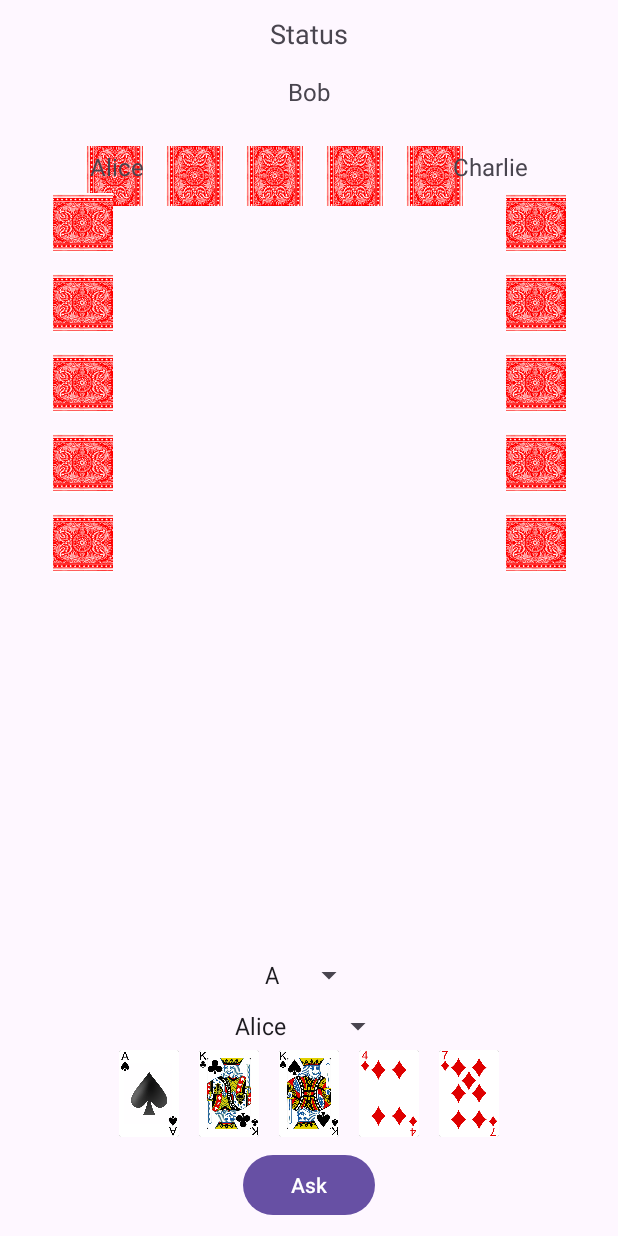
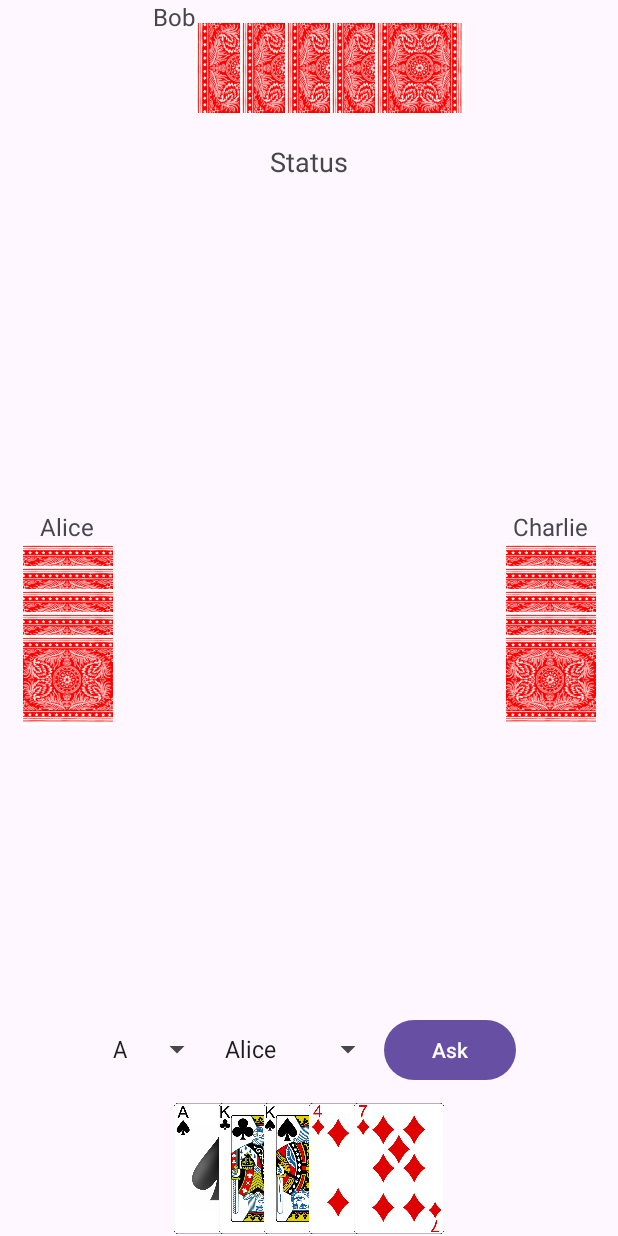
Before and after one commit to hoangvu27/NIT6150FishingCardGame, an Android app: the screen it shows after launch (MainActivity), on a phone screen of 412 x 824 dp. Run offline under Robolectric (Android 15) with nearby library versions, the phone set to English and light mode, and no system bars.

Commit message:
Create fan-like effect for all hands. Fix minor bugs.

```diff
--- a/app/src/main/java/com/example/fishingcardgame/Card.java
+++ b/app/src/main/java/com/example/fishingcardgame/Card.java
@@ -3,7 +3,7 @@ package com.example.fishingcardgame;
 public class Card {
     private String suit;
     private String rank;
-    public static int cardWidth = 40;
+    public static int cardWidth = 60;
     public static int cardHeight = 90;
 
     public Card(String suit, String rank) {
--- a/app/src/main/java/com/example/fishingcardgame/MainActivity.java
+++ b/app/src/main/java/com/example/fishingcardgame/MainActivity.java
@@ -90,12 +90,18 @@ public class MainActivity extends AppCompatActivity {
 
     private void updatePlayerHandView() {
         playerHandView.removeAllViews();
-        for (Card card : game.getHumanPlayer().getHand()) {
+        for (int i = 0; i < game.getHumanPlayer().getHand().size(); i++) {
+            Card card = game.getHumanPlayer().getHand().get(i);
             ImageView cardView = new ImageView(this);
             @SuppressLint("DiscouragedApi") int resId = getResources().getIdentifier( card.getImageName() , "drawable", getPackageName());
             cardView.setImageResource(resId);
             LinearLayout.LayoutParams params = new LinearLayout.LayoutParams(cardWidth, cardHeight);
-            params.setMargins(10, 0, 10, 0);
+            // Apply a negative margin to overlap the cards
+            if (i > 0) {
+                params.setMargins(-(cardWidth / 2), 0, 0, 0);
+            } else {
+                params.setMargins(0, 0, 0, 0);
+            }
             cardView.setLayoutParams(params);
             playerHandView.addView(cardView);
         }
@@ -108,10 +114,16 @@ public class MainActivity extends AppCompatActivity {
         charlieCardsView.removeAllViews();
 
         for (int i = 0; i < game.getBotPlayers().get(0).getHand().size(); i++) {
+            Card card = game.getBotPlayers().get(0).getHand().get(i);
             ImageView cardBackView = new ImageView(this);
             cardBackView.setImageResource(R.drawable.card_back);
             LinearLayout.LayoutParams params = new LinearLayout.LayoutParams(cardHeight , cardWidth);
-            params.setMargins(0, 10, 0, 10);
+            // Apply a negative margin to overlap the cards
+            if (i > 0) {
+                params.setMargins(0, -(cardHeight / 2), 0, 0);
+            } else {
+                params.setMargins(0, 0, 0, 0);
+            }
             cardBackView.setLayoutParams(params);
             cardBackView.setRotation(90);
             aliceCardsView.addView(cardBackView);
@@ -121,7 +133,12 @@ public class MainActivity extends AppCompatActivity {
             ImageView cardBackView = new ImageView(this);
             cardBackView.setImageResource(R.drawable.card_back);
             LinearLayout.LayoutParams params = new LinearLayout.LayoutParams(cardWidth, cardHeight);
-            params.setMargins(10, 0, 10, 0);
+            // Apply a negative margin to overlap the cards
+            if (i > 0) {
+                params.setMargins(-(cardWidth / 2), 0, 0, 0);
+            } else {
+                params.setMargins(0, 0, 0, 0);
+            }
             cardBackView.setLayoutParams(params);
             bobCardsView.addView(cardBackView);
         }
@@ -130,7 +147,12 @@ public class MainActivity extends AppCompatActivity {
             ImageView cardBackView = new ImageView(this);
             cardBackView.setImageResource(R.drawable.card_back);
             LinearLayout.LayoutParams params = new LinearLayout.LayoutParams(cardHeight , cardWidth);
-            params.setMargins(0, 10, 0, 10);
+            // Apply a negative margin to overlap the cards
+            if (i > 0) {
+                params.setMargins(0, -(cardHeight / 2), 0, 0);
+            } else {
+                params.setMargins(0, 0, 0, 0);
+            }
             cardBackView.setLayoutParams(params);
             cardBackView.setRotation(90);
             charlieCardsView.addView(cardBackView);
--- a/app/src/main/res/layout/activity_main.xml
+++ b/app/src/main/res/layout/activity_main.xml
@@ -5,22 +5,23 @@
     android:layout_height="match_parent"
     tools:context=".MainActivity">
 
-    <TextView
-        android:id="@+id/statusText"
+    <LinearLayout
+        android:id="@+id/bobCardsContainer"
         android:layout_width="wrap_content"
         android:layout_height="wrap_content"
-        android:layout_marginTop="10dp"
+        android:layout_alignParentTop="true"
+        android:layout_centerVertical="true"
         android:layout_centerHorizontal="true"
-        android:text="Status"
-        android:textSize="18sp" />
+        android:layout_marginTop="0dp"
+        android:gravity="center_horizontal"
+        android:orientation="horizontal">
 
-    <!-- Bob's Cards (Top) -->
         <TextView
             android:id="@+id/bobName"
             android:layout_width="wrap_content"
             android:layout_height="wrap_content"
             android:layout_centerHorizontal="true"
-        android:layout_marginTop="50dp"
+            android:layout_marginTop="0dp"
             android:text="Bob"
             android:textSize="16sp" />
 
@@ -28,54 +29,111 @@
             android:id="@+id/bobCards"
             android:layout_width="wrap_content"
             android:layout_height="wrap_content"
-        android:layout_below="@id/bobName"
+            android:layout_centerHorizontal="true"
             android:orientation="horizontal"
-        android:gravity="center_horizontal"
-        android:layout_marginLeft="50dp"/>
+            android:gravity="center_horizontal" />
+
+    </LinearLayout>
+
+    <!-- Bob's Cards (Top) -->
 
 
-    <!-- Alice's Cards (Left) -->
+
+    <TextView
+        android:id="@+id/statusText"
+        android:layout_width="wrap_content"
+        android:layout_height="wrap_content"
+        android:layout_marginTop="5dp"
+        android:layout_centerHorizontal="true"
+        android:layout_below="@+id/bobCardsContainer"
+        android:text="Status"
+        android:textSize="18sp" />
+
+    <!-- Alice's Cards (Left - Centered Vertically) -->
+    <LinearLayout
+        android:id="@+id/aliceCardsContainer"
+        android:layout_width="wrap_content"
+        android:layout_height="wrap_content"
+        android:layout_alignParentStart="true"
+        android:layout_centerVertical="true"
+        android:gravity="center"
+        android:orientation="vertical">
+
         <TextView
             android:id="@+id/aliceName"
             android:layout_width="wrap_content"
             android:layout_height="wrap_content"
-        android:layout_alignParentLeft="true"
-        android:layout_marginStart="60dp"
-        android:layout_marginTop="100dp"
             android:text="Alice"
-        android:textSize="16sp" />
+            android:textSize="16sp"
+            android:layout_gravity="center_horizontal" />
 
         <LinearLayout
             android:id="@+id/aliceCards"
             android:layout_width="wrap_content"
             android:layout_height="wrap_content"
-        android:layout_below="@id/aliceName"
             android:orientation="vertical"
-        android:gravity="center_vertical"
-        android:layout_marginStart="10dp"
-        android:layout_alignParentStart="true" />
+            android:layout_gravity="center_horizontal" />
+    </LinearLayout>
 
-    <!-- Charlie's Cards (Right) -->
+    <!-- Charlie's Cards (Right - Centered Vertically) -->
+    <LinearLayout
+        android:id="@+id/charlieCardsContainer"
+        android:layout_width="wrap_content"
+        android:layout_height="wrap_content"
+        android:layout_alignParentEnd="true"
+        android:layout_centerVertical="true"
+        android:gravity="center"
+        android:orientation="vertical">
 
         <TextView
             android:id="@+id/charlieName"
             android:layout_width="wrap_content"
             android:layout_height="wrap_content"
-        android:layout_alignParentRight="true"
-        android:layout_marginRight="60dp"
-        android:layout_marginTop="100dp"
             android:text="Charlie"
-        android:textSize="16sp" />
+            android:textSize="16sp"
+            android:layout_gravity="center_horizontal" />
 
         <LinearLayout
             android:id="@+id/charlieCards"
             android:layout_width="wrap_content"
             android:layout_height="wrap_content"
-        android:layout_below="@id/charlieName"
             android:orientation="vertical"
-        android:gravity="center_vertical"
-        android:layout_marginEnd="10dp"
-        android:layout_alignParentEnd="true" />
+            android:layout_gravity="center_horizontal" />
+    </LinearLayout>
+
+    <!-- Controls -->
+
+    <LinearLayout
+        android:id="@+id/spinnerContainer"
+        android:layout_width="wrap_content"
+        android:layout_height="wrap_content"
+        android:layout_above="@+id/playerHand"
+        android:layout_centerHorizontal="true"
+        android:layout_marginBottom="10dp"
+        android:orientation="horizontal">
+
+        <Spinner
+            android:id="@+id/rankSpinner"
+            android:layout_width="wrap_content"
+            android:layout_height="wrap_content"
+            android:layout_centerHorizontal="true" />
+
+        <Spinner
+            android:id="@+id/botSpinner"
+            android:layout_width="wrap_content"
+            android:layout_height="wrap_content"
+            android:layout_above="@+id/askButton"
+            android:layout_centerHorizontal="true" />
+
+        <Button
+            android:id="@+id/askButton"
+            android:layout_width="wrap_content"
+            android:layout_height="wrap_content"
+            android:layout_centerHorizontal="true"
+            android:layout_alignParentBottom="true"
+            android:text="Ask" />
+    </LinearLayout>
+
 
     <!-- Human Player's Cards (Bottom) -->
     <LinearLayout
@@ -85,32 +143,6 @@
         android:layout_alignParentBottom="true"
         android:orientation="horizontal"
         android:gravity="center_horizontal"
-        android:layout_marginBottom="50dp" />
-
-    <!-- Controls -->
-    <Spinner
-        android:id="@+id/rankSpinner"
-        android:layout_width="wrap_content"
-        android:layout_height="wrap_content"
-        android:layout_above="@+id/botSpinner"
-        android:layout_centerHorizontal="true"
-        android:layout_marginBottom="10dp" />
-
-    <Spinner
-        android:id="@+id/botSpinner"
-        android:layout_width="wrap_content"
-        android:layout_height="wrap_content"
-        android:layout_above="@+id/askButton"
-        android:layout_centerHorizontal="true"
-        android:layout_marginBottom="70dp" />
-
-    <Button
-        android:id="@+id/askButton"
-        android:layout_width="wrap_content"
-        android:layout_height="wrap_content"
-        android:layout_centerHorizontal="true"
-        android:layout_alignParentBottom="true"
-        android:layout_marginBottom="10dp"
-        android:text="Ask" />
+        android:layout_marginBottom="0dp" />
 
 </RelativeLayout>
```
Lines whose indentation alone changed are shown as unchanged.
